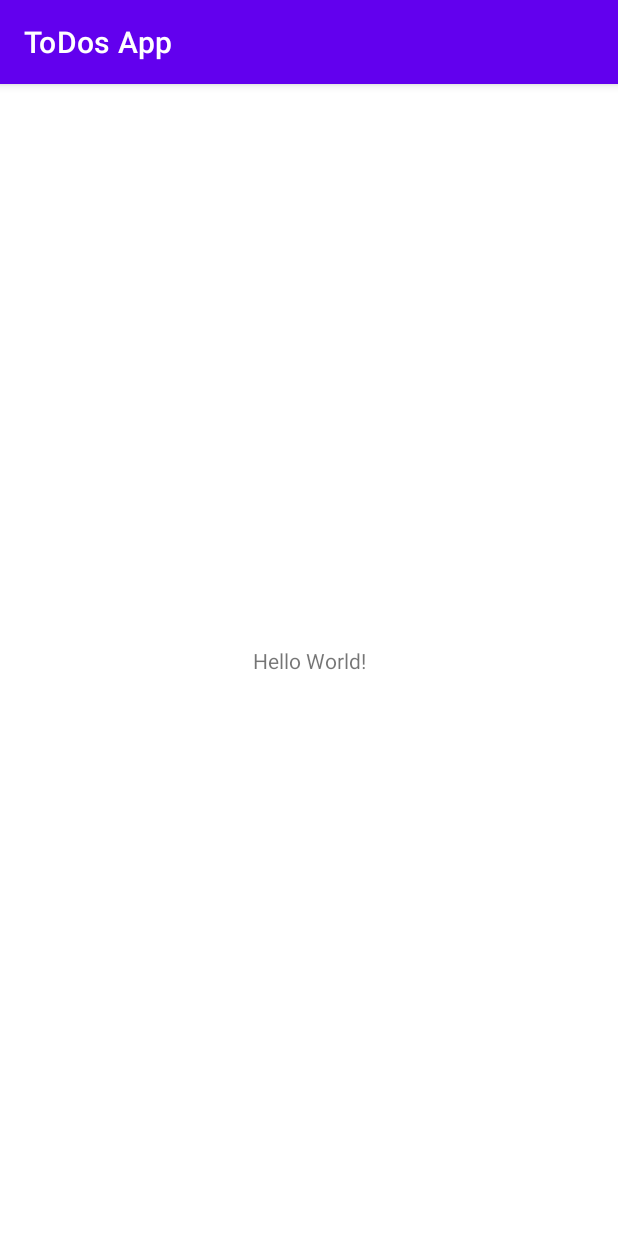
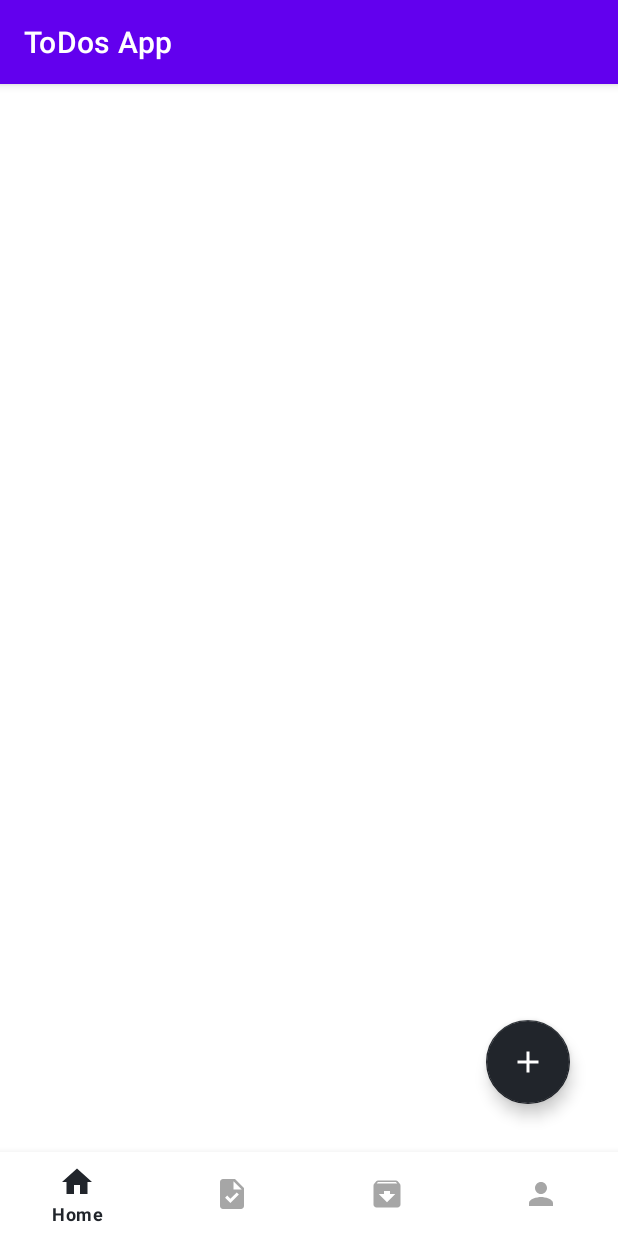
Before and after one commit to exfarnanda1945/todosapp, an Android app: the screen it shows after launch (MainActivity), on a phone screen of 412 x 824 dp. Run offline under Robolectric (Android 15) with nearby library versions, the phone set to English and light mode, and no system bars.

Commit message:
add nav host to main activity

```diff
--- a/app/src/main/res/layout/activity_main.xml
+++ b/app/src/main/res/layout/activity_main.xml
@@ -4,15 +4,30 @@
     xmlns:tools="http://schemas.android.com/tools"
     android:layout_width="match_parent"
     android:layout_height="match_parent"
-    tools:context=".MainActivity">
+    tools:context=".presentation.MainActivity">
 
-    <TextView
-        android:layout_width="wrap_content"
+    <androidx.fragment.app.FragmentContainerView
+        android:id="@+id/fragmentContainerView2"
+        android:name="androidx.navigation.fragment.NavHostFragment"
+        android:layout_width="match_parent"
+        android:layout_height="0dp"
+        app:defaultNavHost="true"
+        app:layout_constraintBottom_toTopOf="@+id/bottom_nav_menu"
+        app:layout_constraintEnd_toEndOf="parent"
+        app:layout_constraintHorizontal_bias="0.5"
+        app:layout_constraintStart_toStartOf="parent"
+        app:layout_constraintTop_toTopOf="parent"
+        app:navGraph="@navigation/main_navigation" />
+
+    <com.google.android.material.bottomnavigation.BottomNavigationView
+        android:id="@+id/bottom_nav_menu"
+        android:layout_width="match_parent"
         android:layout_height="wrap_content"
-        android:text="Hello World!"
+        app:itemIconTint="@color/bottom_navigation_item_color"
+        app:itemTextColor="@color/bottom_navigation_item_color"
         app:layout_constraintBottom_toBottomOf="parent"
         app:layout_constraintEnd_toEndOf="parent"
+        app:layout_constraintHorizontal_bias="0.5"
         app:layout_constraintStart_toStartOf="parent"
-        app:layout_constraintTop_toTopOf="parent" />
-
+        app:menu="@menu/bottom_nav_menu" />
 </androidx.constraintlayout.widget.ConstraintLayout>
```
